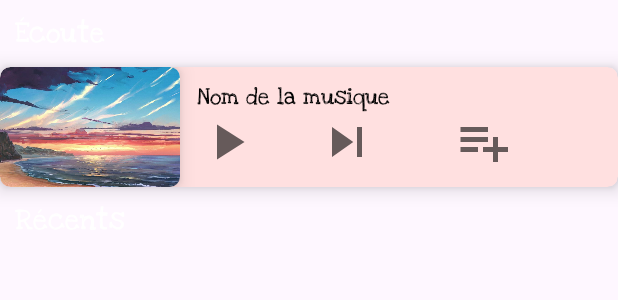
After one commit to Greensky-gs/lofi-mobile, an Android app: the layout home_fragment_playing_dark.xml on its own in the app's theme, with its tools: preview values and no code run, on a phone screen of 412 x 824 dp. The commit adds this screen. Shown: the top 300 px of the screen. Run offline under Robolectric (Android 15) with nearby library versions, the phone set to English and light mode, and no system bars.

Commit message:
feat: :lipstick: Works on dark theme

```diff
--- a/app/build.gradle
+++ b/app/build.gradle
@@ -6,7 +6,7 @@ plugins {
 
 android {
     namespace 'fr.greensky.lofimobile'
-    compileSdk 33
+    compileSdk 34
 
     defaultConfig {
         applicationId "fr.greensky.lofimobile"
@@ -46,6 +46,7 @@ dependencies {
     implementation 'com.google.firebase:firebase-storage:20.1.0'
     implementation 'com.google.firebase:firebase-core:21.1.1'
     implementation 'com.google.firebase:firebase-storage:20.2.0'
+    implementation 'androidx.core:core-ktx:+'
     testImplementation 'junit:junit:4.13.2'
     androidTestImplementation 'androidx.test.ext:junit:1.1.5'
     androidTestImplementation 'androidx.test.espresso:espresso-core:3.5.1'
--- a/app/src/main/java/fr/greensky/lofimobile/MusicDiffuser.kt
+++ b/app/src/main/java/fr/greensky/lofimobile/MusicDiffuser.kt
@@ -1,6 +1,8 @@
 package fr.greensky.lofimobile
 
+import android.media.AudioAttributes
 import android.media.MediaPlayer
+import android.net.Uri
 import com.google.firebase.storage.FirebaseStorage
 import fr.greensky.lofimobile.Database.Singleton.stations
 import fr.greensky.lofimobile.MusicDiffuser.Singleton.currentSong
@@ -8,6 +10,8 @@ import fr.greensky.lofimobile.MusicDiffuser.Singleton.diffuser
 import fr.greensky.lofimobile.MusicDiffuser.Singleton.tracks
 import fr.greensky.lofimobile.fragments.HomeFragment
 import fr.greensky.lofimobile.fragments.HomeFragment.Singleton.stationList
+import java.util.stream.Stream
+import javax.xml.transform.stream.StreamSource
 
 class MusicDiffuser(private val context: MainActivity) {
     object Singleton {
--- a/app/src/main/java/fr/greensky/lofimobile/adapter/AddToPlaylist.kt
+++ b/app/src/main/java/fr/greensky/lofimobile/adapter/AddToPlaylist.kt
@@ -22,7 +22,8 @@ class AddToPlaylist(private val context: MainActivity) : Fragment() {
         container: ViewGroup?,
         savedInstanceState: Bundle?
     ): View? {
-        val view = inflater?.inflate(R.layout.add_to_playlist_fragment, container, false)
+        val db = Database(context)
+        val view = inflater?.inflate(if (db.getTheme() === "dark") { R.layout.add_to_playlist_fragment_dark } else {R.layout.add_to_playlist_fragment}, container, false)
         val back = context.findViewById<ImageView>(R.id.main_back_icon)
         back.visibility = View.VISIBLE
 
--- a/app/src/main/java/fr/greensky/lofimobile/fragments/PlaylistPage.kt
+++ b/app/src/main/java/fr/greensky/lofimobile/fragments/PlaylistPage.kt
@@ -7,6 +7,7 @@ import android.view.View
 import android.view.ViewGroup
 import android.widget.ImageView
 import android.widget.TextView
+import androidx.core.content.ContextCompat
 import androidx.fragment.app.Fragment
 import androidx.recyclerview.widget.RecyclerView
 import fr.greensky.lofimobile.Database
@@ -30,7 +31,8 @@ class PlaylistPage(private val context: MainActivity, private val playlist: Play
         back.setOnClickListener {
             context.loadFragment(PlaylistsFragment(context))
         }
-        val view = inflater?.inflate(R.layout.playlist_page, container, false)
+        val db = Database(context)
+        val view = inflater?.inflate(if (db.getTheme() === "dark") { R.layout.playlist_page_dark } else {R.layout.playlist_page}, container, false)
 
         view?.findViewById<TextView>(R.id.playlist_page_name)?.text = playlist.name
         val recycler = view?.findViewById<RecyclerView>(R.id.playlist_page_recycler)
--- a/app/src/main/java/fr/greensky/lofimobile/fragments/PlaylistsFragment.kt
+++ b/app/src/main/java/fr/greensky/lofimobile/fragments/PlaylistsFragment.kt
@@ -9,7 +9,6 @@ import androidx.fragment.app.Fragment
 import androidx.recyclerview.widget.RecyclerView
 import fr.greensky.lofimobile.Database
 import fr.greensky.lofimobile.MainActivity
-import fr.greensky.lofimobile.MusicDiffuser
 import fr.greensky.lofimobile.PlaylistAdapter.PlaylistAdapter
 import fr.greensky.lofimobile.R
 import fr.greensky.lofimobile.adapter.ItemDecoration
@@ -25,8 +24,9 @@ class PlaylistsFragment(private val context: MainActivity): Fragment() {
         plus.setOnClickListener {
             context.loadFragment(RegisterPlaylist(context))
         }
+        val db = Database(context)
+        val view = inflater?.inflate(if (db.getTheme() === "dark") { R.layout.playlist_fragment_dark } else {R.layout.playlist_fragment}, container, false)
 
-        val view = inflater?.inflate(R.layout.playlist_fragment, container, false)
         val recycler = view?.findViewById<RecyclerView>(R.id.playlist_recycler!!)
 
         val list = Database(context).playlists()
--- a/app/src/main/java/fr/greensky/lofimobile/fragments/RegisterPlaylist.kt
+++ b/app/src/main/java/fr/greensky/lofimobile/fragments/RegisterPlaylist.kt
@@ -20,7 +20,8 @@ class RegisterPlaylist(private val context: MainActivity) : Fragment() {
         container: ViewGroup?,
         savedInstanceState: Bundle?
     ): View? {
-        val view = inflater?.inflate(R.layout.register_playlist_fragment, container, false)
+        val db = Database(context)
+        val view = inflater?.inflate(if (db.getTheme() === "dark") { R.layout.register_playlist_fragment_dark } else {R.layout.register_playlist_fragment}, container, false)
 
         val button = view?.findViewById<Button>(R.id.register_button)
         val field = view?.findViewById<EditText>(R.id.register_name_field)
--- a/app/src/main/java/fr/greensky/lofimobile/fragments/SearchFragment.kt
+++ b/app/src/main/java/fr/greensky/lofimobile/fragments/SearchFragment.kt
@@ -9,6 +9,7 @@ import android.view.ViewGroup
 import android.widget.EditText
 import androidx.fragment.app.Fragment
 import androidx.recyclerview.widget.RecyclerView
+import fr.greensky.lofimobile.Database
 import fr.greensky.lofimobile.Database.Singleton.stations
 import fr.greensky.lofimobile.MainActivity
 import fr.greensky.lofimobile.R
@@ -21,7 +22,10 @@ class SearchFragment(private val context: MainActivity) : Fragment() {
         container: ViewGroup?,
         savedInstanceState: Bundle?
     ): View? {
-        val view = inflater?.inflate(R.layout.search_page, container, false)
+        val db = Database(context)
+        val theme = if (db.getTheme() === "dark") { R.layout.search_page_dark } else { R.layout.search_page }
+
+        val view = inflater?.inflate(theme, container, false)
         val textInput = view?.findViewById<EditText>(R.id.search_input)
 
         val recycler = view?.findViewById<RecyclerView>(R.id.search_results_recycler)
--- a/app/src/main/java/fr/greensky/lofimobile/fragments/WaitFragment.kt
+++ b/app/src/main/java/fr/greensky/lofimobile/fragments/WaitFragment.kt
@@ -7,6 +7,7 @@ import android.view.View
 import android.view.ViewGroup
 import android.widget.ImageView
 import androidx.fragment.app.Fragment
+import fr.greensky.lofimobile.Database
 import fr.greensky.lofimobile.MainActivity
 import fr.greensky.lofimobile.R
 
@@ -16,7 +17,10 @@ class WaitFragment(private val context: MainActivity) : Fragment() {
         container: ViewGroup?,
         savedInstanceState: Bundle?
     ): View? {
-        return inflater?.inflate(R.layout.wait_fragment, container, false)
+        val db = Database(context)
+        val theme = if (db.getTheme() === "dark") { R.layout.wait_fragment_dark } else { R.layout.wait_fragment }
+
+        return inflater?.inflate(theme, container, false)
     }
     override fun onActivityCreated(savedInstanceState: Bundle?) {
         super.onActivityCreated(savedInstanceState)
--- /dev/null
+++ b/app/src/main/res/layout/home_fragment_playing_dark.xml
@@ -0,0 +1,125 @@
+<?xml version="1.0" encoding="utf-8"?>
+<androidx.constraintlayout.widget.ConstraintLayout xmlns:android="http://schemas.android.com/apk/res/android"
+    xmlns:app="http://schemas.android.com/apk/res-auto"
+    xmlns:tools="http://schemas.android.com/tools"
+    android:layout_width="match_parent"
+    android:layout_height="match_parent">
+
+    <TextView
+        android:id="@+id/fragment_playing_title"
+        style="@style/subtitle"
+        android:layout_width="match_parent"
+        android:layout_height="wrap_content"
+        android:layout_marginLeft="10dp"
+        android:layout_marginTop="10dp"
+        android:text="@string/playing"
+        android:textColor="@color/white"
+        app:layout_constraintStart_toStartOf="parent"
+        app:layout_constraintTop_toTopOf="parent" />
+
+    <androidx.cardview.widget.CardView
+        android:id="@+id/playing_station_info"
+        android:layout_width="match_parent"
+        android:layout_height="80dp"
+        android:backgroundTint="@color/beige"
+        app:cardCornerRadius="7dp"
+        app:cardElevation="8dp"
+        app:layout_constraintEnd_toEndOf="parent"
+        app:layout_constraintStart_toStartOf="parent"
+        app:layout_constraintTop_toBottomOf="@+id/fragment_playing_title"
+        android:layout_marginTop="10dp">
+
+        <androidx.cardview.widget.CardView
+            android:layout_width="120dp"
+            android:layout_height="match_parent"
+            app:cardCornerRadius="7dp"
+            app:cardElevation="8dp">
+
+            <ImageView
+                android:id="@+id/playing_img"
+                android:layout_width="match_parent"
+                android:layout_height="match_parent"
+                android:scaleType="centerCrop"
+                android:src="@drawable/default_song_img" />
+        </androidx.cardview.widget.CardView>
+    </androidx.cardview.widget.CardView>
+    <!-- Autres éléments de la cardview -->
+    <View
+        android:id="@+id/view_image"
+        android:layout_width="1dp"
+        android:layout_height="80dp"
+        android:layout_marginLeft="120dp"
+        app:layout_constraintStart_toStartOf="@+id/playing_station_info"
+        app:layout_constraintTop_toTopOf="@+id/playing_station_info" />
+
+    <TextView
+        android:id="@+id/playing_song_title"
+        style="@style/subtitle"
+        android:layout_width="wrap_content"
+        android:layout_height="wrap_content"
+        android:elevation="9dp"
+        android:text="@string/defaultSongName"
+        android:textSize="15dp"
+        app:layout_constraintBottom_toBottomOf="@+id/playing_station_info"
+        app:layout_constraintStart_toEndOf="@+id/view_image"
+        app:layout_constraintTop_toTopOf="@+id/playing_station_info"
+        android:layout_marginLeft="10dp"
+        android:layout_marginBottom="40dp"/>
+
+    <ImageView
+        android:id="@+id/playing_play_icon"
+        android:layout_width="40dp"
+        android:layout_height="40dp"
+        android:layout_marginRight="80dp"
+        android:elevation="9dp"
+        android:src="@drawable/ic_play"
+        app:layout_constraintBottom_toBottomOf="@+id/playing_station_info"
+        app:layout_constraintStart_toStartOf="@+id/playing_song_title"
+        app:tint="@color/black"
+        android:layout_marginBottom="10dp"/>
+
+    <ImageView
+        android:id="@+id/playing_remove_icon"
+        android:layout_width="40dp"
+        android:layout_height="40dp"
+        android:elevation="9dp"
+        android:src="@drawable/ic_skip"
+        android:layout_marginLeft="50dp"
+        app:layout_constraintBottom_toBottomOf="@+id/playing_play_icon"
+        app:layout_constraintEnd_toEndOf="@+id/playing_station_info"
+        app:layout_constraintStart_toStartOf="@+id/playing_station_info"
+        app:tint="@color/black" />
+
+    <ImageView
+        android:id="@+id/playing_playlist_icon"
+        android:layout_width="40dp"
+        android:layout_height="40dp"
+        android:elevation="9dp"
+        android:src="@drawable/ic_playlist_add"
+        app:layout_constraintBottom_toBottomOf="@+id/playing_remove_icon"
+        app:layout_constraintEnd_toEndOf="parent"
+        app:layout_constraintStart_toEndOf="@+id/playing_remove_icon"
+        app:tint="@color/black"
+        android:layout_marginRight="20dp"/>
+    <!-- Partie recycling -->
+
+    <TextView
+        android:id="@+id/textView2"
+        style="@style/subtitle"
+        android:layout_width="wrap_content"
+        android:layout_height="wrap_content"
+        android:layout_marginTop="10dp"
+        android:text="@string/recently"
+        android:textColor="@color/white"
+        app:layout_constraintStart_toStartOf="@+id/fragment_playing_title"
+        app:layout_constraintTop_toBottomOf="@+id/playing_station_info" />
+
+    <androidx.recyclerview.widget.RecyclerView
+        android:layout_marginTop="10dp"
+        android:id="@+id/recycler"
+        android:layout_width="match_parent"
+        android:layout_height="wrap_content"
+        android:orientation="vertical"
+        app:layoutManager="androidx.recyclerview.widget.LinearLayoutManager"
+        app:layout_constraintTop_toBottomOf="@+id/textView2"/>
+</androidx.constraintlayout.widget.ConstraintLayout>
```
Also changed, not shown: app/src/main/java/fr/greensky/lofimobile/Database.kt (+17 -0 lines), app/src/main/java/fr/greensky/lofimobile/MainActivity.kt (+30 -3 lines), app/src/main/java/fr/greensky/lofimobile/fragments/HomeFragment.kt (+11 -2 lines), app/src/main/res/layout/activity_main_dark.xml (added, +106 -0 lines), app/src/main/res/layout/add_to_playlist_fragment_dark.xml (added, +52 -0 lines), app/src/main/res/layout/playlist_fragment_dark.xml (added, +27 -0 lines), app/src/main/res/layout/playlist_page_dark.xml (added, +39 -0 lines), app/src/main/res/layout/register_playlist_fragment_dark.xml (added, +53 -0 lines), app/src/main/res/layout/wait_fragment_dark.xml (added, +17 -0 lines), build.gradle (+7 -0 lines).
